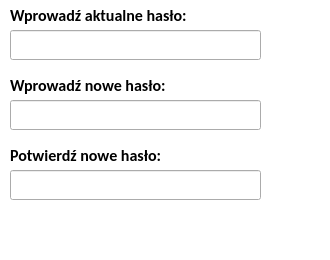
RStravinsky/CarReservation, file changepassworddialog.ui: the form before one commit.
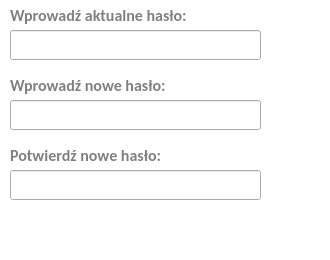
The form after the commit. Icons and pictures are not drawn.

The edit to the form file:
```diff
--- a/changepassworddialog.ui
+++ b/changepassworddialog.ui
@@ -10,6 +10,18 @@
     <height>260</height>
    </rect>
   </property>
+  <property name="minimumSize">
+   <size>
+    <width>330</width>
+    <height>260</height>
+   </size>
+  </property>
+  <property name="maximumSize">
+   <size>
+    <width>330</width>
+    <height>260</height>
+   </size>
+  </property>
   <property name="windowTitle">
    <string>Zmiana hasła</string>
   </property>
@@ -77,6 +89,9 @@
      <bold>true</bold>
     </font>
    </property>
+   <property name="styleSheet">
+    <string notr="true">color: gray;</string>
+   </property>
    <property name="text">
     <string>Wprowadź nowe hasło:</string>
    </property>
@@ -114,6 +129,9 @@
      <bold>true</bold>
     </font>
    </property>
+   <property name="styleSheet">
+    <string notr="true">color: gray;</string>
+   </property>
    <property name="text">
     <string>Wprowadź aktualne hasło:</string>
    </property>
@@ -135,6 +153,9 @@
      <bold>true</bold>
     </font>
    </property>
+   <property name="styleSheet">
+    <string notr="true">color: gray;</string>
+   </property>
    <property name="text">
     <string>Potwierdź nowe hasło:</string>
    </property>
```
